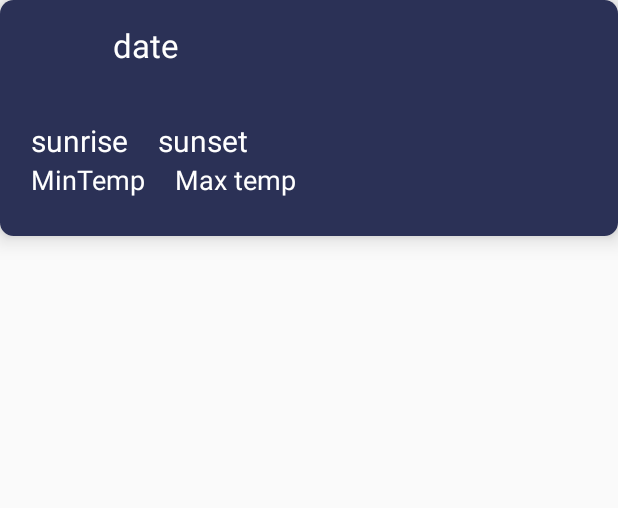
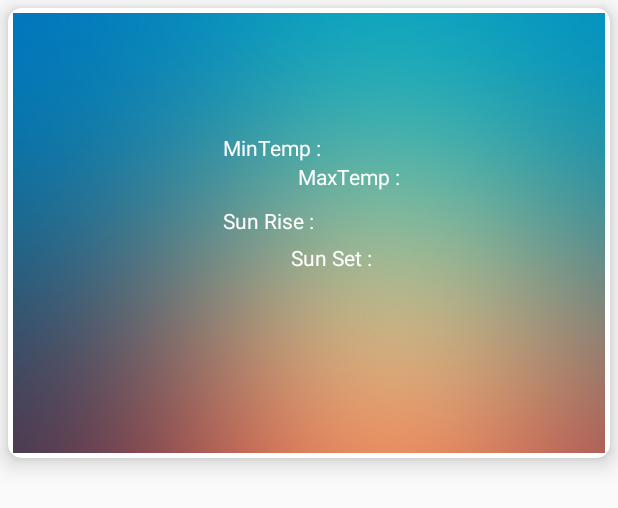
Before and after one commit to zahangir0cse/TourMateFinal, an Android app: the layout forecast_single_row.xml on its own in the app's theme, with its tools: preview values and no code run, on a phone screen of 412 x 824 dp. Shown: the top 508 px of the screen. Run offline under Robolectric (Android 15) with nearby library versions, the phone set to English and light mode, and no system bars.

Commit message:
Weather view updated

```diff
--- a/app/src/main/res/layout/forecast_single_row.xml
+++ b/app/src/main/res/layout/forecast_single_row.xml
@@ -1,97 +1,171 @@
 <?xml version="1.0" encoding="utf-8"?>
 <android.support.v7.widget.CardView xmlns:android="http://schemas.android.com/apk/res/android"
     android:layout_width="match_parent"
+    android:layout_height="300dp"
+
+    android:id="@+id/card_container"
+    xmlns:app="http://schemas.android.com/apk/res-auto"
+    app:cardElevation="9dp"
+    android:layout_margin="5dp"
+    app:cardCornerRadius="9dp"
+    app:contentPadding="3dp" >
+
+    <LinearLayout
+        android:layout_width="match_parent"
+        android:layout_height="match_parent"
+        android:orientation="horizontal"
+        android:background="@drawable/blurredbackground"
+        >
+
+        <LinearLayout
+            android:layout_marginTop="30dp"
+            android:layout_width="140dp"
+            android:layout_height="match_parent"
+            android:orientation="vertical">
+            <ImageView
+                android:layout_marginTop="10dp"
+                android:layout_width="160dp"
+                android:layout_height="100dp"
+                android:id="@+id/imageView1"/>
+            <TextView
+                android:layout_marginTop="5dp"
+                android:layout_width="160dp"
                 android:layout_height="wrap_content"
-    xmlns:app="http://schemas.android.com/apk/res-auto"
-    xmlns:tools="http://schemas.android.com/tools"
-    app:cardElevation="9dp"
-    app:cardCornerRadius="9dp"
-    android:layout_marginBottom="10dp">
+                android:id="@+id/status1"
+                android:textSize="15dp"
+                android:textColor="#181818"
+                android:gravity="center"/>
+
+
+        </LinearLayout>
         <LinearLayout
-        android:orientation="vertical"
+
+            android:layout_width="match_parent"
+            android:layout_height="match_parent"
+            android:orientation="vertical">
+            <TextView
+
                 android:layout_width="match_parent"
                 android:layout_height="wrap_content"
-        android:background="#2b3156"  android:paddingTop="15dp"
-        android:paddingBottom="15dp"
-        android:paddingLeft="15dp">
+                android:id="@+id/day1"
+                android:textColor="#1a1818"
+                android:textSize="20dp"
+                android:textStyle="italic"
+
+                />
+            <TextView
+                android:layout_marginTop="5dp"
+                android:layout_width="match_parent"
+                android:layout_height="wrap_content"
+                android:id="@+id/temp1"
+                android:textColor="#fffefe"
+                android:textSize="35dp"
+                android:textStyle="bold"
+                android:gravity="center"/>
+            <LinearLayout
+                android:layout_width="match_parent"
+                android:layout_height="wrap_content"
+                android:orientation="vertical">
                 <LinearLayout
                     android:layout_width="match_parent"
                     android:layout_height="wrap_content"
                     android:orientation="horizontal">
-            <ImageView
-                android:id="@+id/weathericon"
-                android:layout_width="40dp"
-                android:layout_height="40dp"
-                android:layout_marginTop="0dp"
-                android:layout_gravity="left"
-                android:layout_marginLeft="10dp"
-                android:scaleType="centerCrop"
-                />
 
                     <TextView
-                android:id="@+id/tDate"
                         android:layout_width="wrap_content"
                         android:layout_height="wrap_content"
-                android:layout_gravity="right"
-                android:layout_marginLeft="10dp"
-                android:layout_marginTop="25dp"
-                android:gravity="center"
-                android:textColor="#fff"
-                android:textSize="22sp"
-                tools:text="date" />
+                        android:text="MinTemp : "
+                        android:textColor="#ffffff"
+                        android:textSize="14dp"/>
+
+                    <TextView
+                        android:layout_marginLeft="5dp"
+
+                        android:layout_width="wrap_content"
+                        android:layout_height="wrap_content"
+                        android:id="@+id/minTemp1"
+                        android:textColor="#ffffff"
+                        android:textSize="14dp"/>
+                </LinearLayout>
+                <LinearLayout
+                    android:layout_width="match_parent"
+                    android:layout_height="wrap_content"
+                    android:orientation="horizontal">
+                    <TextView
+                        android:layout_width="wrap_content"
+                        android:layout_height="wrap_content"
+                        android:layout_marginLeft="50dp"
+                        android:text="MaxTemp : "
+                        android:textColor="#ffffff"
+                        android:textSize="14dp"/>
+
+                    <TextView
+                        android:layout_marginLeft="5dp"
+
+                        android:layout_width="wrap_content"
+                        android:layout_height="wrap_content"
+                        android:id="@+id/maxTemp1"
+                        android:textColor="#ffffff"
+                        android:textSize="14dp"/>
+                </LinearLayout>
 
             </LinearLayout>
             <LinearLayout
-            android:layout_width="wrap_content"
+                android:layout_width="match_parent"
+                android:layout_height="match_parent"
+                android:orientation="vertical"
+                android:layout_marginTop="10dp">
+                <LinearLayout
+                    android:layout_width="match_parent"
                     android:layout_height="wrap_content"
                     android:orientation="horizontal">
                     <TextView
-                android:id="@+id/sunRise"
+                        android:layout_width="wrap_content"
+                        android:layout_height="wrap_content"
+                        android:text="Sun Rise : "
+                        android:textColor="#ffffff"
+
+                        android:textSize="14dp"/>
+
+                    <TextView
+                        android:layout_marginLeft="5dp"
+
+                        android:layout_width="wrap_content"
+                        android:layout_height="wrap_content"
+                        android:id="@+id/sunRise1"
+                        android:textColor="#ffffff"
+                        android:textStyle="italic"
+                        android:textSize="14dp"/>
+
+                </LinearLayout>
+                <LinearLayout
                     android:layout_width="match_parent"
                     android:layout_height="wrap_content"
-                android:textColor="#fff"
-                android:textSize="20sp"
-                android:layout_marginTop="10dp"
-                android:layout_marginLeft="5dp"
-                tools:text="sunrise"
-                android:gravity="left"/>
+                    android:orientation="horizontal">
+
                     <TextView
-                android:id="@+id/sunset"
-                android:layout_width="match_parent"
-                android:layout_height="wrap_content"
-                android:textColor="#fff"
-                android:textSize="20sp"
-                tools:text="sunset"
-                android:layout_marginTop="10dp"
-                android:layout_marginLeft="20dp"
-                android:gravity="left"/>
-        </LinearLayout>
-        <LinearLayout
+                        android:layout_marginTop="5dp"
                         android:layout_width="wrap_content"
                         android:layout_height="wrap_content"
-            android:orientation="horizontal">
+                        android:layout_marginLeft="45dp"
+                        android:text="Sun Set : "
+                        android:textColor="#ffffff"
+                        android:textSize="14dp"/>
+
                     <TextView
-                android:id="@+id/mintemp"
+                        android:layout_marginTop="5dp"
+                        android:layout_marginLeft="5dp"
+
                         android:layout_width="wrap_content"
                         android:layout_height="wrap_content"
-                android:textColor="#fff"
-                android:textSize="18sp"
-                tools:text="MinTemp"
-                android:layout_marginLeft="5dp"
-                android:layout_marginBottom="10dp"
+                        android:id="@+id/sunSet1"
+                        android:textColor="#ffffff"
+                        android:textStyle="italic"
+                        android:textSize="14dp"/>
+                </LinearLayout>
 
-                android:gravity="left" />
-            <TextView
-                android:id="@+id/maxTemp"
-                android:layout_width="wrap_content"
-                android:layout_height="wrap_content"
-                android:textColor="#fff"
-                android:textSize="18sp"
-                android:layout_marginLeft="20dp"
-                tools:text="Max temp"
-                android:gravity="left"
+            </LinearLayout>
 
-                android:layout_marginBottom="10dp"/>
         </LinearLayout>
 
     </LinearLayout>
```
Also changed, not shown: app/src/main/java/com/android/zsm/tourmatefinal/adapter/WeatherAdapter.java (+30 -56 lines), app/src/main/java/com/android/zsm/tourmatefinal/adapter/WeatherTabAdapter.java (deleted, +0 -66 lines), app/src/main/java/com/android/zsm/tourmatefinal/fragments/ForecastWeatherFragment.java (+75 -124 lines), app/src/main/java/com/android/zsm/tourmatefinal/model/ForecastDetails.java (added, +91 -0 lines), app/src/main/res/drawable/blurredbackground.jpg (added). Lines whose indentation alone changed are shown as unchanged.
